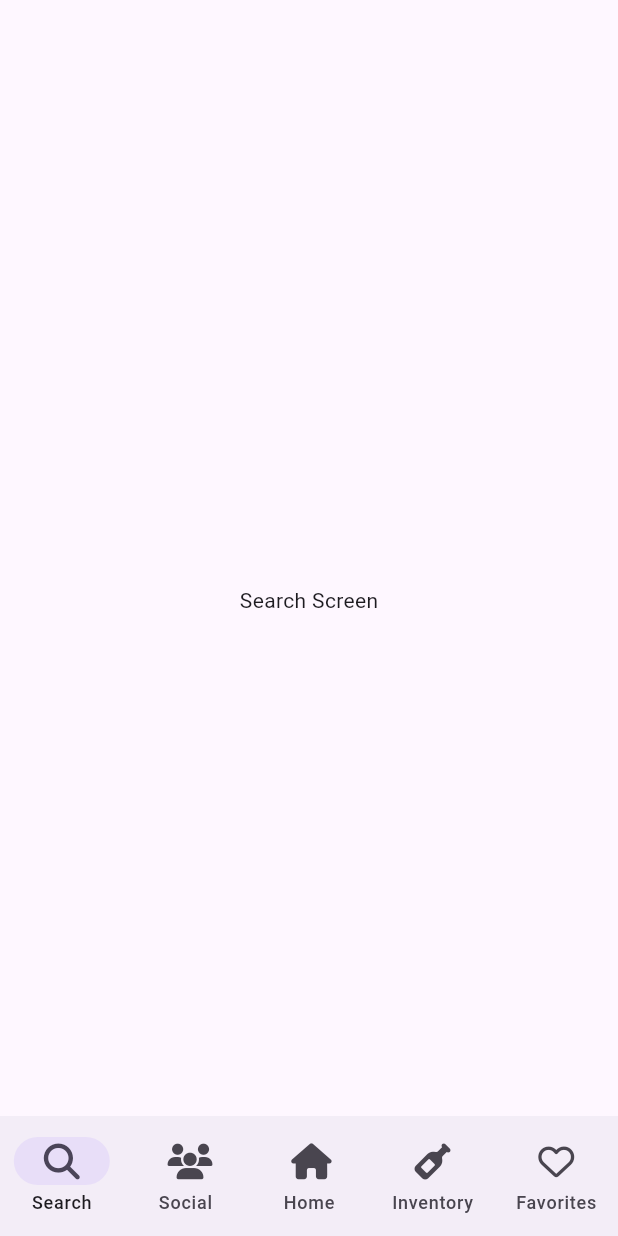
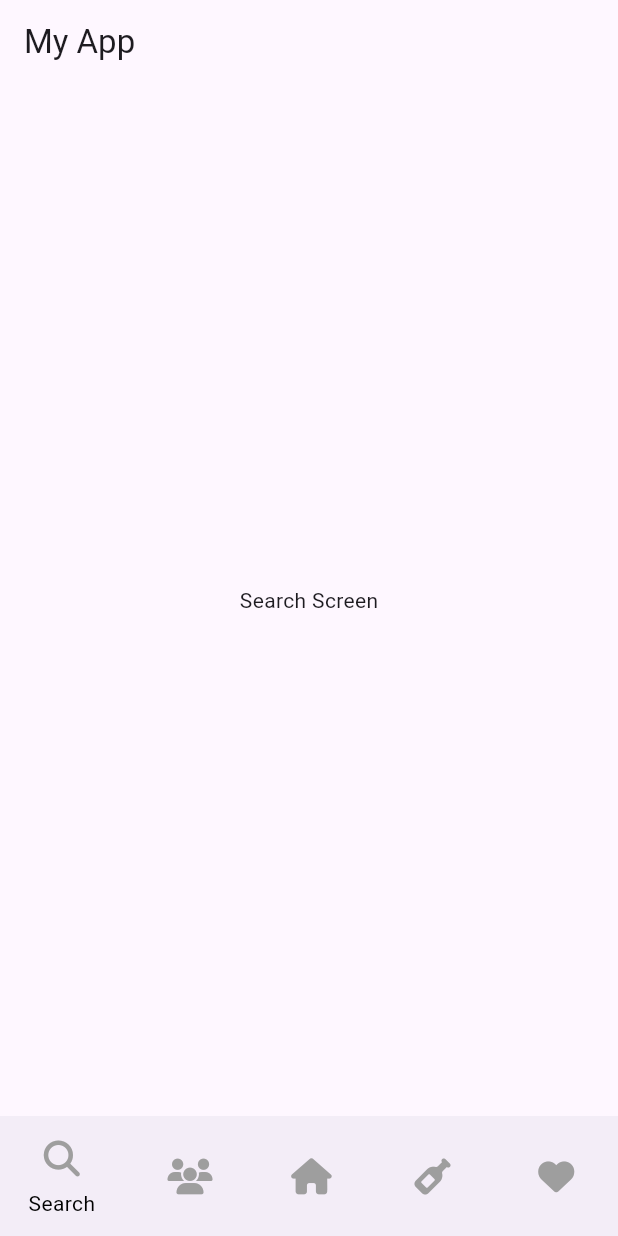
Before and after one commit to stewAnderson/barback, a Flutter app: the screen it shows after launch, on a phone screen of 412 x 824 dp. Run offline on Flutter 3.47's test engine with Material 3 defaults, Android fonts, the phone set to English and light mode, and no system bars; our stand-ins replace font_awesome_flutter, google_fonts.

Commit message:
Refactor screens to remove AppBar and improve layout consistency

```diff
--- a/lib/favorites/favorites.dart
+++ b/lib/favorites/favorites.dart
@@ -5,9 +5,8 @@ class FavoritesScreen extends StatelessWidget {
 
   @override
   Widget build(BuildContext context) {
-    return Scaffold(
-      appBar: AppBar(),
-      body: const Center(
+    return const Scaffold(
+      body: Center(
         child: Text('Favorites Screen'),
       ),
     );
--- a/lib/inventory/inventory.dart
+++ b/lib/inventory/inventory.dart
@@ -5,9 +5,8 @@ class InventoryScreen extends StatelessWidget {
 
   @override
   Widget build(BuildContext context) {
-    return Scaffold(
-      appBar: AppBar(),
-      body: const Center(
+    return const Scaffold(
+      body: Center(
         child: Text('Inventory Screen'),
       ),
     );
--- a/lib/main.dart
+++ b/lib/main.dart
@@ -17,6 +17,14 @@ class _MyAppState extends State<MyApp> {
   int _selectedIndex = 0;
   final PageController _pageController = PageController();
 
+  final Map<int, Color> _iconColors = {
+    0: Colors.grey,
+    1: Colors.deepPurple,
+    2: Colors.green,
+    3: Colors.blue,
+    4: Colors.red,
+  };
+
   void _onItemTapped(int index) {
     setState(() {
       _selectedIndex = index;
@@ -30,9 +38,26 @@ class _MyAppState extends State<MyApp> {
       debugShowCheckedModeBanner: false,
       theme: ThemeData(
         primarySwatch: Colors.blue,
+        navigationBarTheme: NavigationBarThemeData(
+          indicatorColor: Colors.transparent, // Remove indicator
+          iconTheme: WidgetStateProperty.resolveWith((states) {
+            if (states.contains(WidgetState.selected)) {
+              return IconThemeData(color: _iconColors[_selectedIndex]);
+            }
+            return const IconThemeData(
+                color: Colors.grey); // Default icon color
+          }),
+          labelTextStyle: WidgetStateProperty.all(
+            const TextStyle(
+                color: Colors.black), // Change to desired label color
+          ),
+        ),
       ),
-
       home: Scaffold(
+        appBar: AppBar(
+          title: const Text('My App'), // Add your desired title here
+          automaticallyImplyLeading: true, // Ensure back button is shown
+        ),
         body: PageView(
           controller: _pageController,
           onPageChanged: (index) {
@@ -52,8 +77,6 @@ class _MyAppState extends State<MyApp> {
           onItemTapped: _onItemTapped,
           selectedIndex: _selectedIndex,
         ),
-
-
       ),
     );
   }
--- a/lib/search/search.dart
+++ b/lib/search/search.dart
@@ -5,9 +5,8 @@ class SearchScreen extends StatelessWidget {
 
   @override
   Widget build(BuildContext context) {
-    return Scaffold(
-      appBar: AppBar(),
-      body: const Center(
+    return const Scaffold(
+      body: Center(
         child: Text('Search Screen'),
       ),
     );
--- a/lib/shared/bottom_nav.dart
+++ b/lib/shared/bottom_nav.dart
@@ -19,6 +19,7 @@ class _BottomNavBarState extends State<BottomNavBar> {
   @override
   Widget build(BuildContext context) {
     return NavigationBar(
+      labelBehavior: NavigationDestinationLabelBehavior.onlyShowSelected,
       selectedIndex: widget.selectedIndex,
       onDestinationSelected: widget.onItemTapped,
       destinations: const <NavigationDestination>[
@@ -39,7 +40,7 @@ class _BottomNavBarState extends State<BottomNavBar> {
           label: 'Inventory',
         ),
         NavigationDestination(
-          icon: Icon(FontAwesomeIcons.heart),
+          icon: Icon(FontAwesomeIcons.solidHeart),
           label: 'Favorites',
         ),
       ],
--- a/lib/social/social.dart
+++ b/lib/social/social.dart
@@ -1,14 +1,12 @@
 import 'package:flutter/material.dart';
-import 'package:flutter_projects/shared/bottom_nav.dart';
 
 class SocialScreen extends StatelessWidget {
   const SocialScreen({super.key});
 
   @override
   Widget build(BuildContext context) {
-    return Scaffold(
-      appBar: AppBar(),
-      body: const Center(
+    return const Scaffold(
+      body: Center(
         child: Text('Social Screen'),
       ),
     );
```
